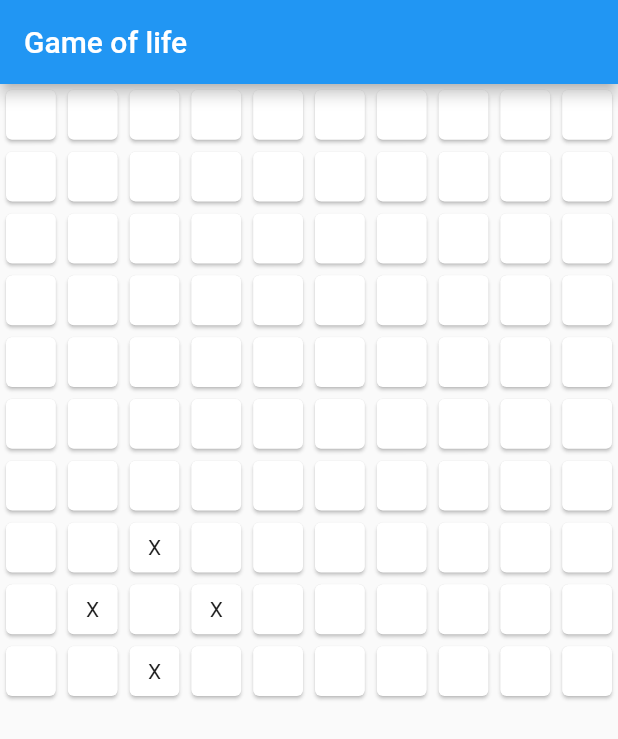
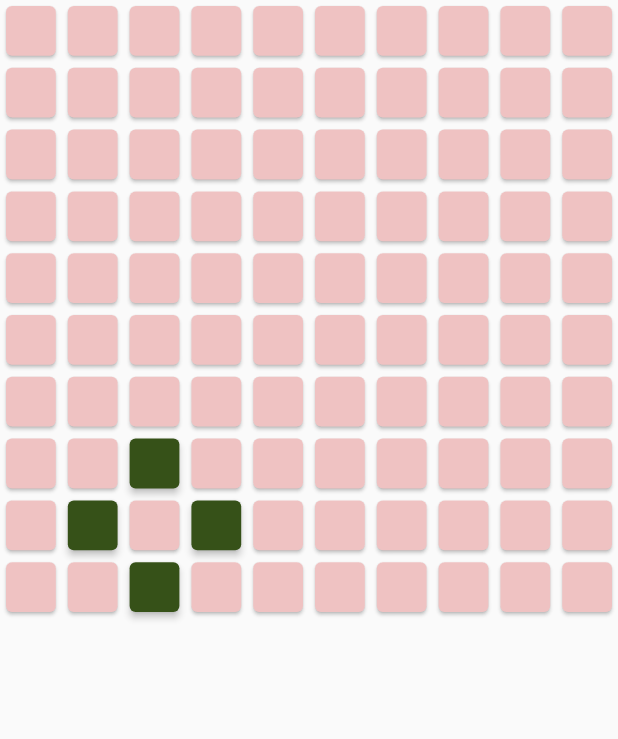
Before and after one commit to micedreams/game_of_life, a Flutter app: the screen it shows after launch, on a phone screen of 412 x 824 dp. Shown: the top 739 px of the screen. Run offline on Flutter 3.47's test engine with Material 2 defaults, Android fonts, the phone set to English and light mode, and no system bars; our stand-ins replace flutter_bloc.

Commit message:
Revamp game of life look and feel.

```diff
--- a/lib/game_of_life_view.dart
+++ b/lib/game_of_life_view.dart
@@ -12,36 +12,44 @@ class GameOfLifeView extends StatefulWidget {
 }
 
 class _GameOfLifeViewState extends State<GameOfLifeView> {
+  final row = 10;
+  final total = 100;
+  late GameOfLifeBloc bloc;
+
   @override
-  Widget build(context) {
-    final bloc = BlocProvider.of<GameOfLifeBloc>(context);
-    return Scaffold(
-        appBar: AppBar(
-          title: const Text("Game of life"),
+  void didChangeDependencies() {
+    super.didChangeDependencies();
+
+    bloc = BlocProvider.of<GameOfLifeBloc>(context);
+  }
+
+  @override
+  Widget build(context) => Scaffold(
+        body: BlocBuilder<GameOfLifeBloc, GameOfLifeState>(
+          builder: (context, state) => FutureBuilder(
+            future: setValues(bloc),
+            builder: (context, snapshot) => GridView.count(
+              crossAxisCount: row,
+              children: List.generate(
+                total,
+                (index) => InkWell(
+                  onTap: () => bloc.add(ClickEvent(index)),
+                  onLongPress: () => bloc.add(ResetEvent()),
+                  child: 'X' == state.arr[index]
+                      ? const Card(
+                          color: Color.fromARGB(255, 54, 81, 24),
+                          elevation: 2.0,
+                        )
+                      : const Card(color: Color.fromARGB(255, 239, 194, 194)),
+                ),
+              ),
+            ),
+          ),
         ),
-        body: BlocBuilder<GameOfLifeBloc, GameOfLifeState>(
-          builder: (context, state) {
-            return FutureBuilder(future: (() async {
-              await Future<void>.delayed(const Duration(seconds: 1));
-              bloc.add(NewStateEvent());
-              await Future<void>.delayed(const Duration(seconds: 1));
-            })(), builder: (context, snapshot) {
-              return GridView.count(
-                crossAxisCount: 10,
-                children: List.generate(100, (index) {
-                  return InkWell(
-                    onTap: () {
-                      return bloc.add(ClickEvent(index));
-                    },
-                    onLongPress: () {
-                      return bloc.add(ResetEvent());
-                    },
-                    child: Card(child: Center(child: Text(state.arr[index]))),
-                  );
-                }),
-              );
-            });
-          },
-        ));
-  }
+      );
+
+  Future<void> setValues(GameOfLifeBloc bloc) async => Future.delayed(
+        const Duration(seconds: 1),
+        () => bloc.add(NewStateEvent()),
+      );
 }
```
